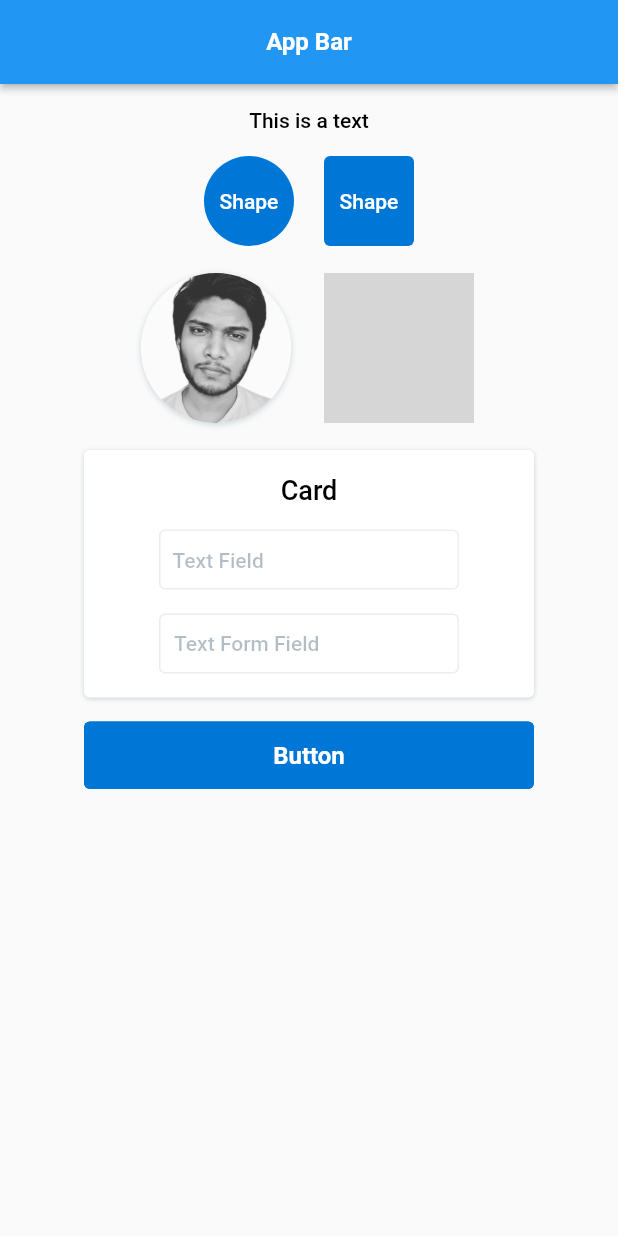
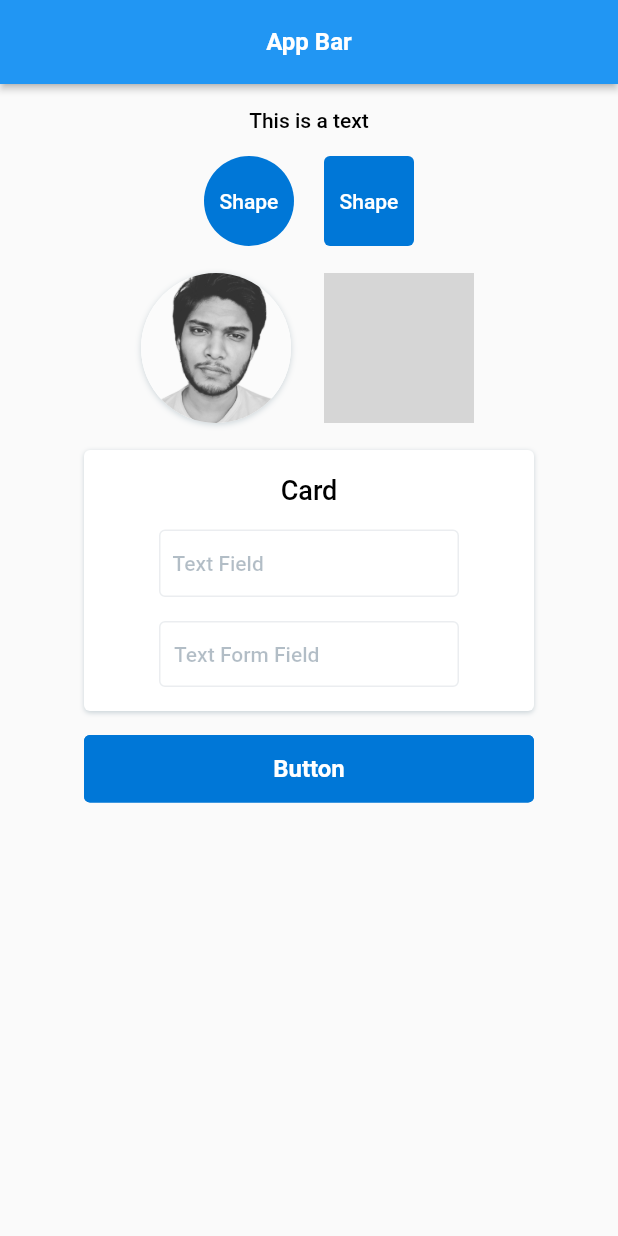
Before and after one commit to shajedulislam/pro_widgets, a Flutter app: the screen it shows after launch, on a phone screen of 412 x 824 dp. Run offline on Flutter 3.47's test engine with Material 2 defaults, Android fonts, the phone set to English and light mode, and no system bars; our stand-ins replace flutter_svg; network calls fail; grey boxes are pictures that could not be loaded.

Commit message:
height removed from ProTextFormField

```diff
--- a/example/lib/main.dart
+++ b/example/lib/main.dart
@@ -107,13 +107,13 @@ class UdWidgetsDemo extends StatelessWidget {
                       ProGap(y: 16),
                       ProTextField(
                         width: 200,
-                        height: 40,
+                        height: 45,
                         hint: "Text Field",
                       ),
                       ProGap(y: 16),
                       ProTextFormField(
                         width: 200,
-                        height: 40,
+                        paddingVertical: 14,
                         hint: "Text Form Field",
                       ),
                     ],
--- a/example/pubspec.yaml
+++ b/example/pubspec.yaml
@@ -1,7 +1,7 @@
 name: example
 description: An example flutter project. for pro_widgets dart package.
 
-publish_to: 'none' # Remove this line if you wish to publish to pub.dev
+publish_to: 'none'
 
 version: 1.0.0+1
 
--- a/lib/widgets/inputs/text_form_field.dart
+++ b/lib/widgets/inputs/text_form_field.dart
@@ -7,7 +7,6 @@ import '../box_decoration.dart';
 class ProTextFormField extends StatelessWidget {
   final int? index;
   final double? width;
-  final double? height;
   final TextEditingController? controller;
   final Color? fontColor;
   final double? fontSize;
@@ -80,7 +79,6 @@ class ProTextFormField extends StatelessWidget {
     Key? key,
     this.index,
     this.width,
-    this.height,
     this.controller,
     this.fontColor,
     this.fontSize,
@@ -139,7 +137,6 @@ class ProTextFormField extends StatelessWidget {
             : const SizedBox.shrink(),
         Container(
           width: width,
-          height: height ?? 45,
           decoration: proBoxDecoration(
             enableShadow: enableShadow,
             borderRadius: borderRadius,
@@ -150,9 +147,10 @@ class ProTextFormField extends StatelessWidget {
             key: key,
             controller: controller,
             decoration: InputDecoration(
+              isDense: true,
               contentPadding: EdgeInsets.symmetric(
                 horizontal: paddingHorizontal ?? 0,
-                vertical: paddingVertical ?? 0,
+                vertical: paddingVertical ?? 16.5,
               ),
               filled: true,
               fillColor: enabled == true
--- a/pubspec.yaml
+++ b/pubspec.yaml
@@ -1,6 +1,6 @@
 name: pro_widgets
 description: Collection of simplified widgets that will make your application development easy and faster.
-version: 0.0.9
+version: 0.0.10
 homepage: https://github.com/shajedulislam/pro_widgets
 
 environment:
```
Also changed, not shown: example/pubspec.lock, 1 other file.
